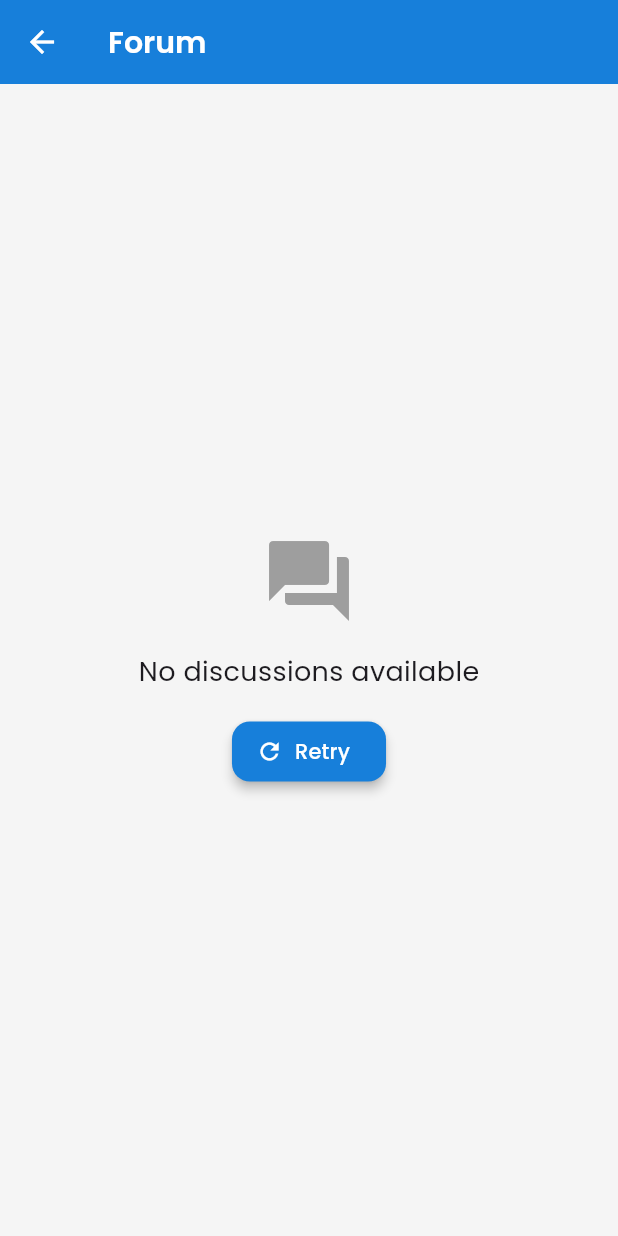
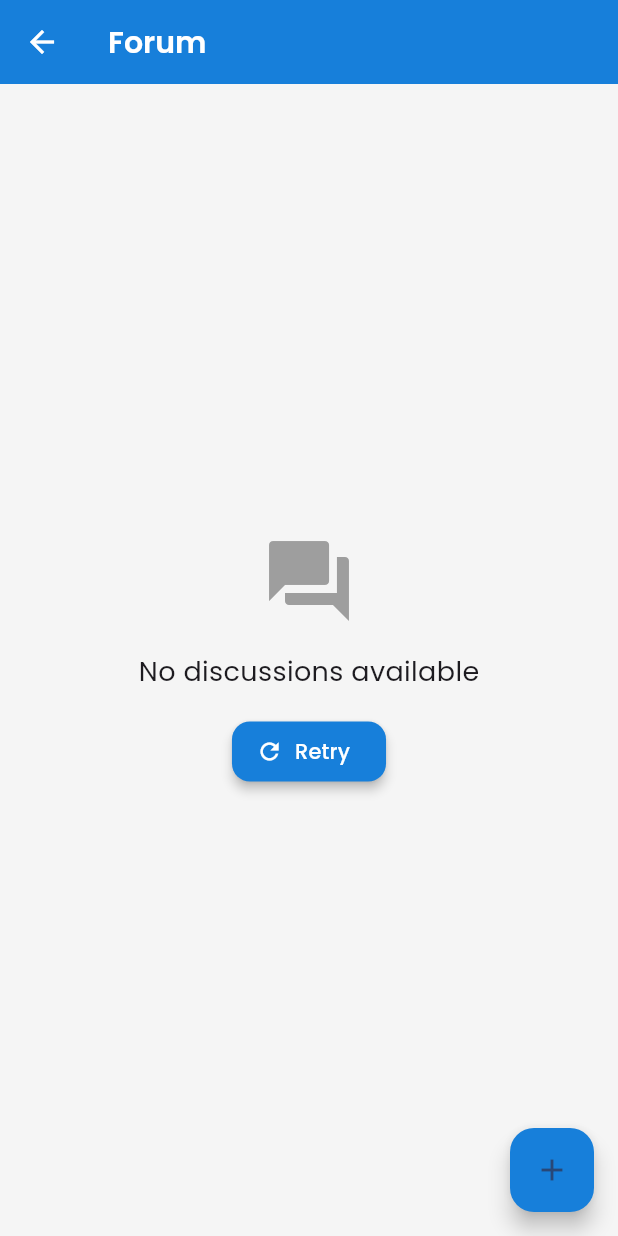
Before and after one commit to PBPF11/vacathon-mobile, a Flutter app: the ForumScreen screen opened directly, on a phone screen of 412 x 824 dp. Run offline on Flutter 3.47's test engine with Material 3 defaults, Android fonts, the phone set to English and light mode, and no system bars; our stand-ins replace flutter_animate, google_fonts; missing offline and left inert: dart:html, dart:ui_web, pbp_django_auth; accounts and stored records are empty.

Commit message:
fix: show add button even tho there is no event.

```diff
--- a/lib/screens/forum_screen.dart
+++ b/lib/screens/forum_screen.dart
@@ -169,6 +169,11 @@ class _ForumScreenState extends State<ForumScreen> {
           ],
         ),
       ),
+      floatingActionButton: FloatingActionButton(
+        onPressed: _showCreateThreadDialog,
+        backgroundColor: primaryColor,
+        child: const Icon(Icons.add),
+      ),
     );
   }
 
@@ -281,7 +286,8 @@ class _ForumScreenState extends State<ForumScreen> {
                   ),
                   const SizedBox(height: 8),
                   DropdownButtonFormField<Event?>(
-                    value: _selectedEventFilter != null &&
+                    value:
+                        _selectedEventFilter != null &&
                             _events.contains(_selectedEventFilter)
                         ? _selectedEventFilter
                         : null,
```
